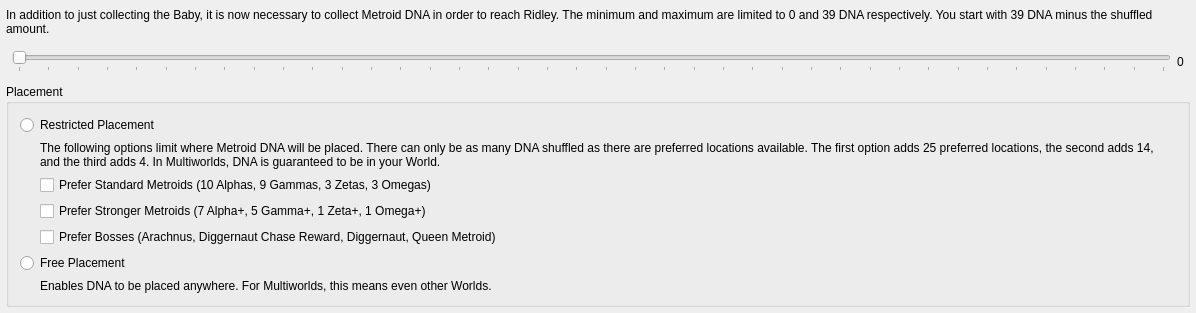
Old version of the form randovania/games/samus_returns/gui/ui_files/preset_msr_goal.ui in the repository randovania/randovania.
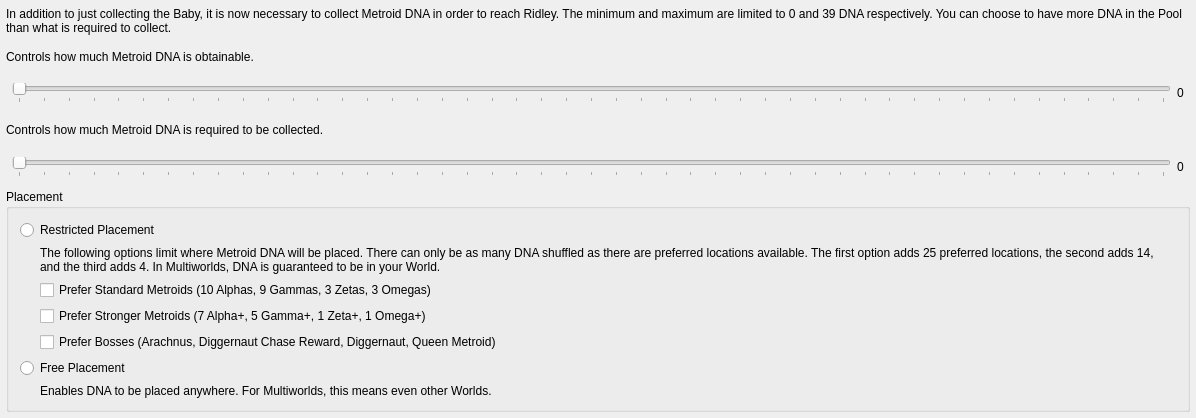
New version of the form.

Commit message: Add required DNA option

Patch:
```diff
--- a/randovania/games/samus_returns/gui/ui_files/preset_msr_goal.ui
+++ b/randovania/games/samus_returns/gui/ui_files/preset_msr_goal.ui
@@ -7,7 +7,7 @@
     <x>0</x>
     <y>0</y>
     <width>1196</width>
-    <height>313</height>
+    <height>418</height>
    </rect>
   </property>
   <property name="windowTitle">
@@ -36,7 +36,7 @@
     <item>
      <widget class="QLabel" name="description_label">
       <property name="text">
-       <string>&lt;html&gt;&lt;head/&gt;&lt;body&gt;&lt;p&gt;In addition to just collecting the Baby, it is now necessary to collect Metroid DNA in order to reach Ridley. The minimum and maximum are limited to 0 and 39 DNA respectively. You start with 39 DNA minus the shuffled amount.&lt;/p&gt;&lt;/body&gt;&lt;/html&gt;</string>
+       <string>&lt;html&gt;&lt;head/&gt;&lt;body&gt;&lt;p&gt;In addition to just collecting the Baby, it is now necessary to collect Metroid DNA in order to reach Ridley. The minimum and maximum are limited to 0 and 39 DNA respectively. You can choose to have more DNA in the Pool than what is required to collect.&lt;/p&gt;&lt;/body&gt;&lt;/html&gt;</string>
       </property>
       <property name="wordWrap">
        <bool>true</bool>
@@ -44,7 +44,14 @@
      </widget>
     </item>
     <item>
-     <layout class="QHBoxLayout" name="dna_slider_layout">
+     <widget class="QLabel" name="label_2">
+      <property name="text">
+       <string>Controls how much Metroid DNA is obtainable.</string>
+      </property>
+     </widget>
+    </item>
+    <item>
+     <layout class="QHBoxLayout" name="placed_slider_layout">
       <property name="leftMargin">
        <number>6</number>
       </property>
@@ -58,15 +65,9 @@
        <number>6</number>
       </property>
       <item>
-       <widget class="QSlider" name="dna_slider">
-        <property name="sizePolicy">
-         <sizepolicy hsizetype="Expanding" vsizetype="Preferred">
-          <horstretch>0</horstretch>
-          <verstretch>0</verstretch>
-         </sizepolicy>
-        </property>
+       <widget class="QSlider" name="placed_slider">
         <property name="maximum">
-         <number>39</number>
+         <number>46</number>
         </property>
         <property name="pageStep">
          <number>2</number>
@@ -80,9 +81,9 @@
        </widget>
       </item>
       <item>
-       <widget class="QLabel" name="dna_slider_label">
+       <widget class="QLabel" name="placed_slider_label">
         <property name="sizePolicy">
-         <sizepolicy hsizetype="Preferred" vsizetype="Preferred">
+         <sizepolicy hsizetype="Fixed" vsizetype="Fixed">
           <horstretch>0</horstretch>
           <verstretch>0</verstretch>
          </sizepolicy>
@@ -103,6 +104,52 @@
       </item>
      </layout>
     </item>
+    <item>
+     <widget class="QLabel" name="label">
+      <property name="text">
+       <string>Controls how much Metroid DNA is required to be collected.</string>
+      </property>
+     </widget>
+    </item>
+    <item>
+     <layout class="QHBoxLayout" name="required_slider_layout">
+      <property name="leftMargin">
+       <number>6</number>
+      </property>
+      <property name="topMargin">
+       <number>6</number>
+      </property>
+      <property name="rightMargin">
+       <number>6</number>
+      </property>
+      <property name="bottomMargin">
+       <number>6</number>
+      </property>
+      <item>
+       <widget class="QSlider" name="required_slider">
+        <property name="maximum">
+         <number>46</number>
+        </property>
+        <property name="pageStep">
+         <number>2</number>
+        </property>
+        <property name="orientation">
+         <enum>Qt::Horizontal</enum>
+        </property>
+        <property name="tickPosition">
+         <enum>QSlider::TicksBelow</enum>
+        </property>
+       </widget>
+      </item>
+      <item>
+       <widget class="QLabel" name="required_slider_label">
+        <property name="text">
+         <string>0</string>
+        </property>
+       </widget>
+      </item>
+     </layout>
+    </item>
     <item>
      <widget class="QGroupBox" name="placement_group">
       <property name="title">
```
The commit also changes 4 other files.
